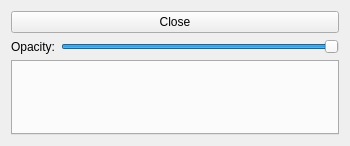
Above: libraries/disp/viewers/formfiles/quickcontrolview.ui from mne-tools/mne-cpp before the change. Below: the same form after it.
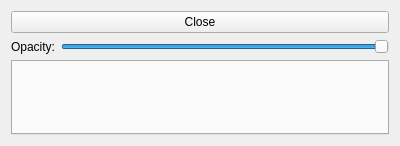
That is the form after the change.

Commit message: ENH: Change title flag for quick control view

```diff
--- a/libraries/disp/viewers/formfiles/quickcontrolview.ui
+++ b/libraries/disp/viewers/formfiles/quickcontrolview.ui
@@ -6,7 +6,7 @@
    <rect>
     <x>0</x>
     <y>0</y>
-    <width>350</width>
+    <width>400</width>
     <height>146</height>
    </rect>
   </property>
```
The commit also changes 1 other file.
